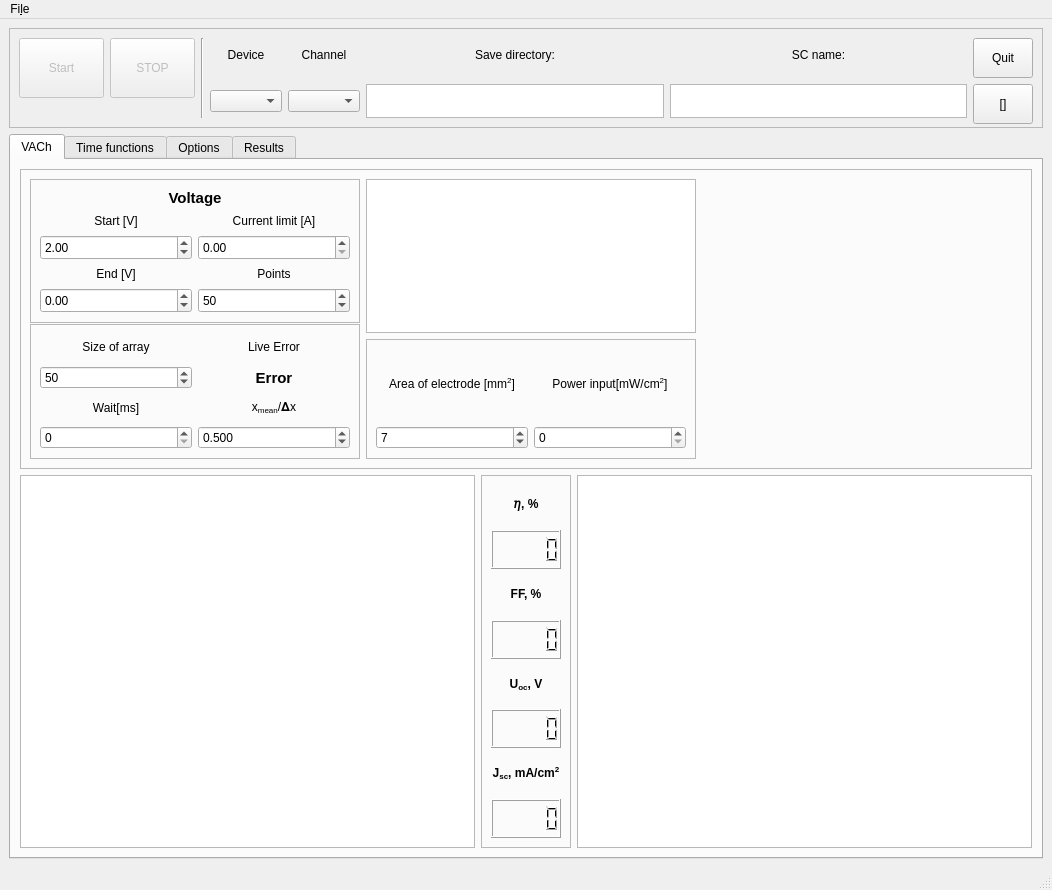
Before: the Qt Designer form GUI/Solar.ui in userIsTaken/SolarVACh, drawn with Qt 5.
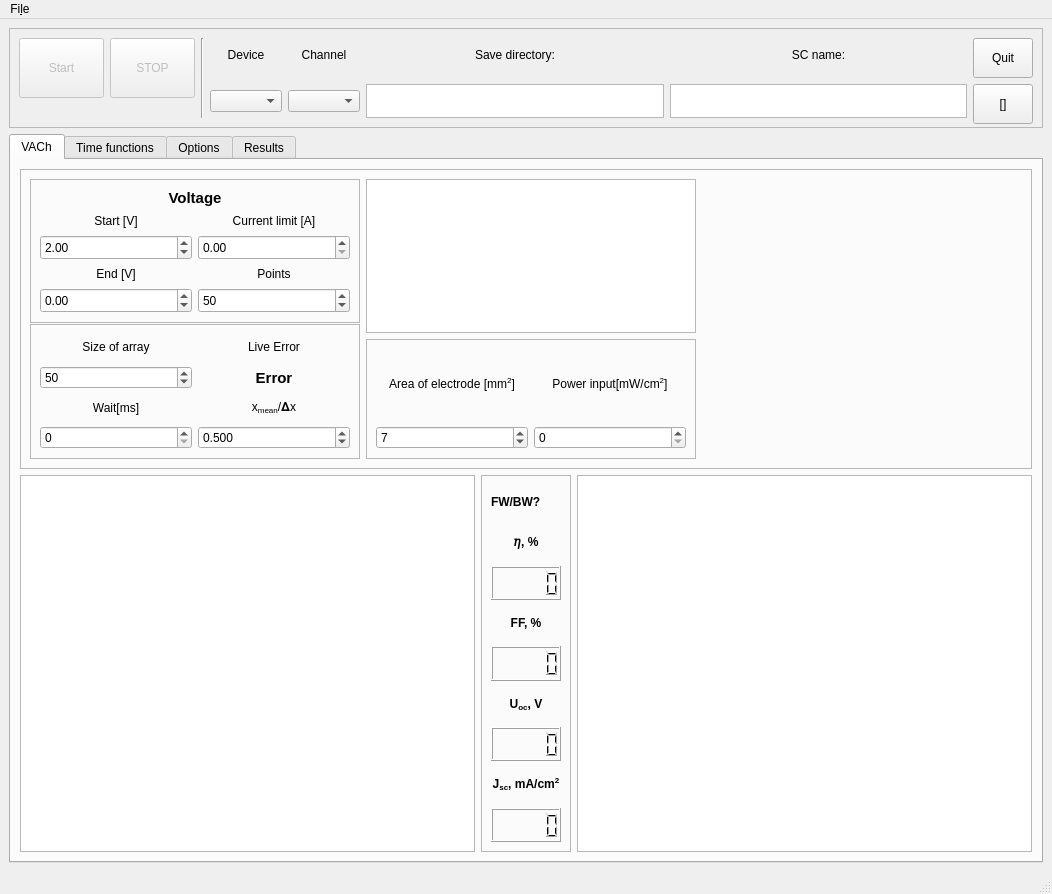
After: the same form once the commit is applied. The open tabs and pages were chosen to show the change. Custom widgets are drawn as their Qt base class.

Patch:
```diff
--- a/GUI/Solar.ui
+++ b/GUI/Solar.ui
@@ -7,7 +7,7 @@
     <x>0</x>
     <y>0</y>
     <width>1052</width>
-    <height>890</height>
+    <height>894</height>
    </rect>
   </property>
   <property name="windowTitle">
@@ -679,8 +679,27 @@
            <enum>QFrame::Raised</enum>
           </property>
           <layout class="QVBoxLayout" name="verticalLayout">
+           <item>
+            <widget class="QLabel" name="fbStatusLabel">
+             <property name="font">
+              <font>
+               <weight>75</weight>
+               <bold>true</bold>
+              </font>
+             </property>
+             <property name="text">
+              <string>FW/BW?</string>
+             </property>
+            </widget>
+           </item>
            <item>
             <widget class="QLabel" name="label_12">
+             <property name="font">
+              <font>
+               <weight>75</weight>
+               <bold>true</bold>
+              </font>
+             </property>
              <property name="text">
               <string>&lt;html&gt;&lt;head/&gt;&lt;body&gt;&lt;p&gt;&lt;span style=&quot; font-weight:600;&quot;&gt;𝜂, %&lt;/span&gt;&lt;/p&gt;&lt;/body&gt;&lt;/html&gt;</string>
              </property>
```
